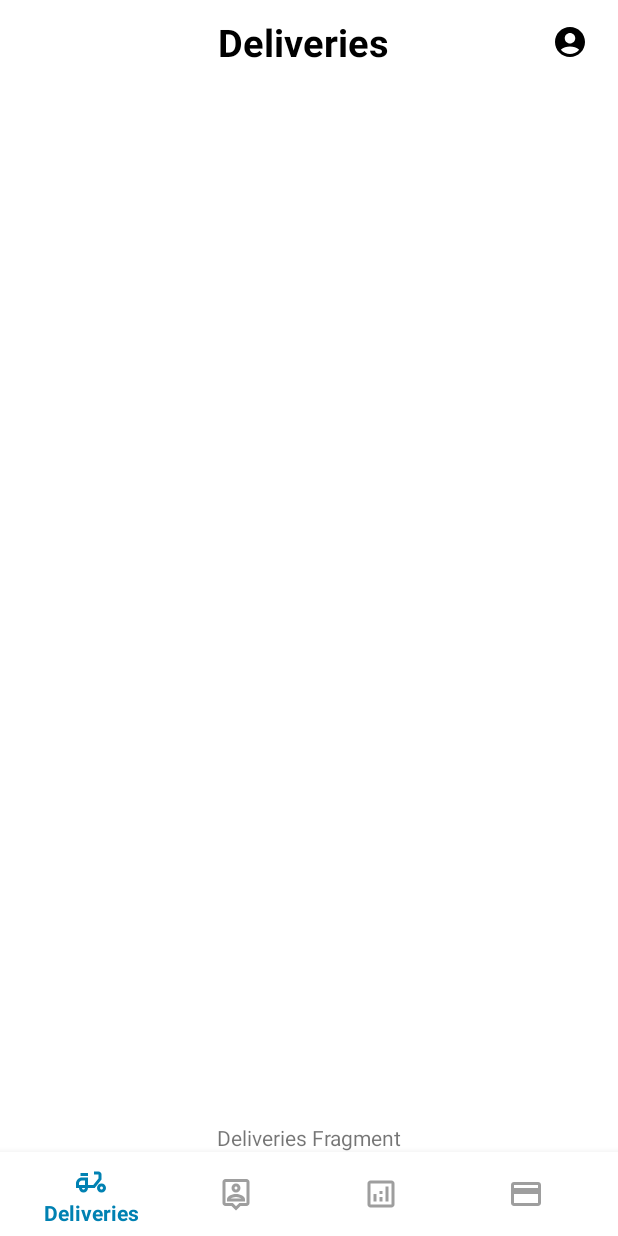
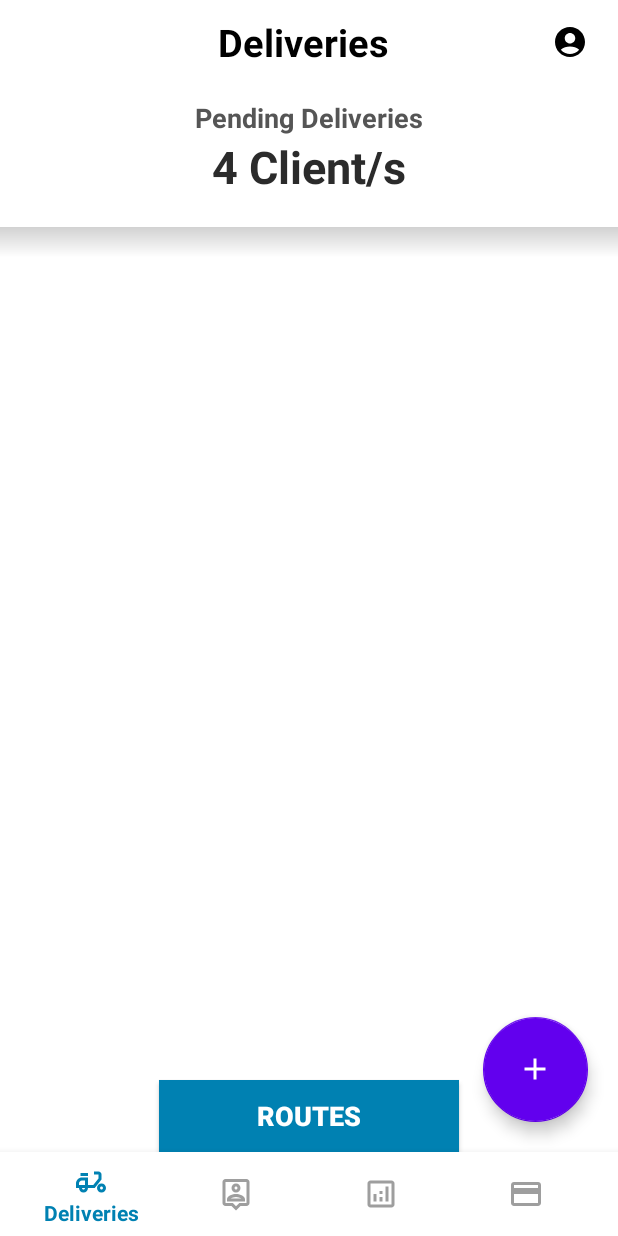
Before and after one commit to TriStrac/AquarouteIntprog32, an Android app: the DeliveriesFragment screen opened directly, with no data from a screen before it, on a phone screen of 412 x 824 dp. Run offline under Robolectric (Android 15) with nearby library versions, the light colour scheme and no system bars.

Commit message:
deliveries

```diff
--- /dev/null
+++ b/app/src/main/res/drawable/button_primary.xml
@@ -0,0 +1,5 @@
+<?xml version="1.0" encoding="utf-8"?>
+<shape xmlns:android="http://schemas.android.com/apk/res/android" android:shape="rectangle">
+    <solid android:color="#0081B2"/>
+    <corners android:radius="10dp"/>
+</shape>
--- /dev/null
+++ b/app/src/main/res/drawable/circle_background.xml
@@ -0,0 +1,6 @@
+<?xml version="1.0" encoding="utf-8"?>
+<shape xmlns:android="http://schemas.android.com/apk/res/android"
+    android:shape="oval">
+
+    <solid android:color="@color/gray_background" />
+</shape>
--- /dev/null
+++ b/app/src/main/res/drawable/ic_baseline_add_24.xml
@@ -0,0 +1,5 @@
+<vector android:height="24dp" android:tint="#000000"
+    android:viewportHeight="24" android:viewportWidth="24"
+    android:width="24dp" xmlns:android="http://schemas.android.com/apk/res/android">
+    <path android:fillColor="@android:color/white" android:pathData="M19,13h-6v6h-2v-6H5v-2h6V5h2v6h6v2z"/>
+</vector>
--- /dev/null
+++ b/app/src/main/res/drawable/shadow_drawable.xml
@@ -0,0 +1,18 @@
+<?xml version="1.0" encoding="utf-8"?>
+<layer-list xmlns:android="http://schemas.android.com/apk/res/android">
+    <item>
+        <shape android:shape="rectangle">
+            <solid android:color="@android:color/white" />
+            <corners android:radius="4dp" />
+        </shape>
+    </item>
+    <item android:bottom="10dp">
+        <shape android:shape="rectangle">
+            <gradient
+                android:startColor="#d1d1d1"
+                android:endColor="#00000000"
+                android:angle="270" />
+            <blur android:radius="1dp" />
+        </shape>
+    </item>
+</layer-list>
--- a/app/src/main/res/layout/fragment_deliveries.xml
+++ b/app/src/main/res/layout/fragment_deliveries.xml
@@ -8,15 +8,92 @@
     android:layout_height="match_parent"
     tools:context=".DeliveriesFragment">
 
-    <!-- TODO: Update blank fragment layout -->
-    <TextView
-        android:id="@+id/textsampDe"
-        android:layout_width="wrap_content"
+    <!-- Deliveries Header -->
+    <RelativeLayout
+        android:id="@+id/deliveriesHeader"
+        android:layout_width="0dp"
         android:layout_height="wrap_content"
-        android:text="Deliveries Fragment"
+        android:paddingVertical="10dp"
+        app:layout_constraintEnd_toEndOf="parent"
+        app:layout_constraintStart_toStartOf="parent"
+        app:layout_constraintTop_toTopOf="parent">
+
+        <!-- Pending Deliveries Label -->
+        <TextView
+            android:id="@+id/deliveryLabel"
+            android:layout_width="wrap_content"
+            android:layout_height="wrap_content"
+            android:layout_centerHorizontal="true"
+            android:text="Pending Deliveries"
+            android:textColor="@color/secondary"
+            android:textSize="18sp"
+            android:textStyle="bold" />
+
+        <!-- Number of Clients -->
+        <TextView
+            android:id="@+id/deliveryText"
+            android:layout_width="wrap_content"
+            android:layout_height="wrap_content"
+            android:layout_below="@id/deliveryLabel"
+            android:layout_centerHorizontal="true"
+            android:layout_marginBottom="10dp"
+            android:text="4 Client/s"
+            android:textColor="@color/primary"
+            android:textSize="30sp"
+            android:textStyle="bold" />
+    </RelativeLayout>
+
+    <!-- Shadow View -->
+    <View
+        android:id="@+id/headerShadow"
+        android:layout_width="0dp"
+        android:layout_height="30dp"
+        android:layout_marginBottom="-20dp"
+        android:background="@drawable/shadow_drawable"
+        app:layout_constraintEnd_toEndOf="parent"
+        app:layout_constraintStart_toStartOf="parent"
+        app:layout_constraintTop_toBottomOf="@id/deliveriesHeader" />
+
+    <androidx.recyclerview.widget.RecyclerView
+        android:id="@+id/recyclerView"
+        android:layout_width="0dp"
+        android:layout_height="0dp"
+        android:layout_marginBottom="40dp"
+        app:layout_constraintBottom_toTopOf="@+id/button"
+        app:layout_constraintEnd_toEndOf="parent"
+        app:layout_constraintHorizontal_bias="0.5"
+        app:layout_constraintStart_toStartOf="parent"
+        app:layout_constraintTop_toBottomOf="@+id/deliveriesHeader" />
+
+    <!-- Routes Button -->
+    <Button
+        android:id="@+id/button"
+        android:layout_width="200dp"
+        android:layout_height="wrap_content"
+        android:background="#0081B2"
+        android:text="ROUTES"
+        android:textColor="@color/white"
+        android:textSize="18sp"
+        android:textStyle="bold"
         app:layout_constraintBottom_toBottomOf="parent"
         app:layout_constraintEnd_toEndOf="parent"
         app:layout_constraintHorizontal_bias="0.5"
-        app:layout_constraintStart_toStartOf="parent" />
+        app:layout_constraintStart_toStartOf="parent"
+        app:layout_constraintTop_toBottomOf="@+id/recyclerView" />
+
+    <!-- Add Delivery FAB -->
+    <com.google.android.material.floatingactionbutton.FloatingActionButton
+        android:id="@+id/deliveriesFAB"
+        android:layout_width="wrap_content"
+        android:layout_height="wrap_content"
+        android:layout_marginEnd="20dp"
+        android:layout_marginBottom="20dp"
+        android:src="@drawable/ic_baseline_add_24"
+        app:backgroundTint="@color/purple_500"
+        app:fabCustomSize="70dp"
+        app:fabSize="normal"
+        app:layout_constraintBottom_toBottomOf="parent"
+        app:layout_constraintEnd_toEndOf="parent"
+        app:tint="#FFFFFF" />
 
 </androidx.constraintlayout.widget.ConstraintLayout>
--- a/app/src/main/res/values/colors.xml
+++ b/app/src/main/res/values/colors.xml
@@ -8,6 +8,9 @@
     <color name="black">#FF000000</color>
     <color name="white">#FFFFFFFF</color>
     <color name="main">#FF0081B2</color>
+    <color name="primary">#FF2B2B2B</color>
+    <color name="secondary">#FF555555</color>
+    <color name="gray_background">#FFb5b5b5</color>
     <color name="bottom_nav_selected_color">#FF0081B2</color>
     <color name="bottom_nav_unselected_color">#FF9E9E9E</color>
 </resources>
```
